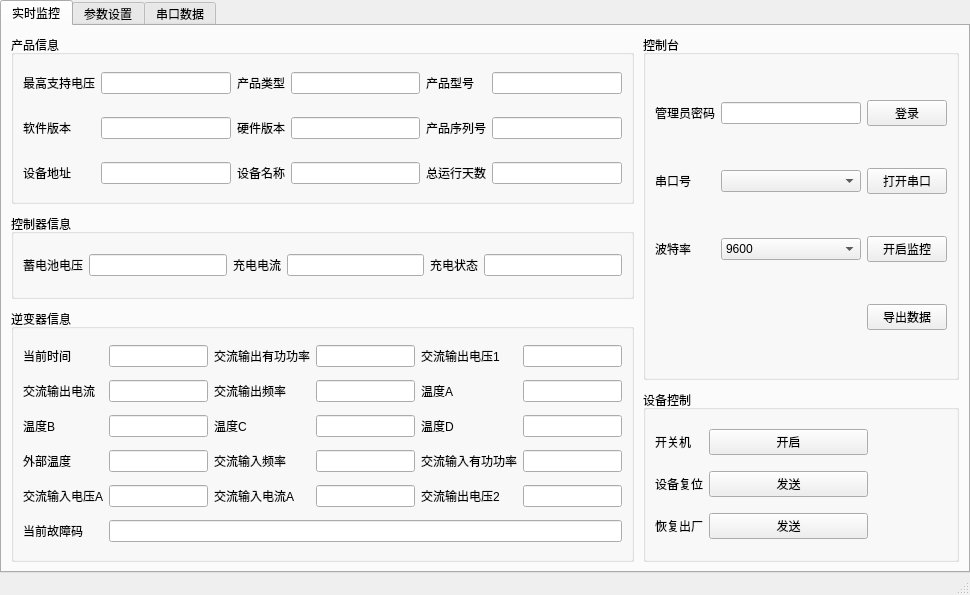
The window that ui/pf_off_inverter_layout.ui (xxxy-bit/SRNE_UP) describes before a commit, drawn with Qt 5.
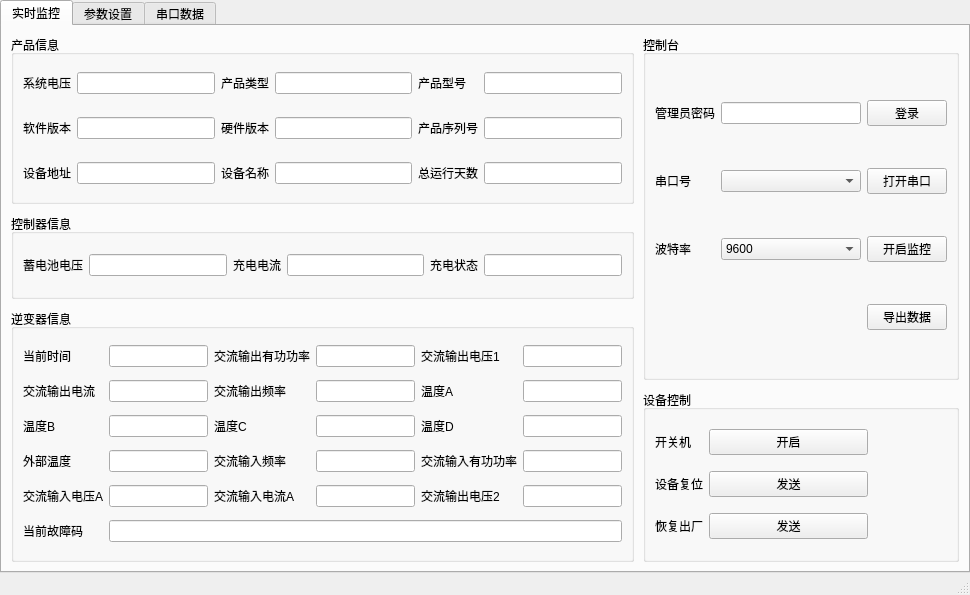
The same window after the commit.

Diff of the .ui file:
```diff
--- a/ui/pf_off_inverter_layout.ui
+++ b/ui/pf_off_inverter_layout.ui
@@ -137,7 +137,7 @@
                  <item row="0" column="0">
                   <widget class="QLabel" name="label">
                    <property name="text">
-                    <string>最高支持电压</string>
+                    <string>系统电压</string>
                    </property>
                   </widget>
                  </item>
```
